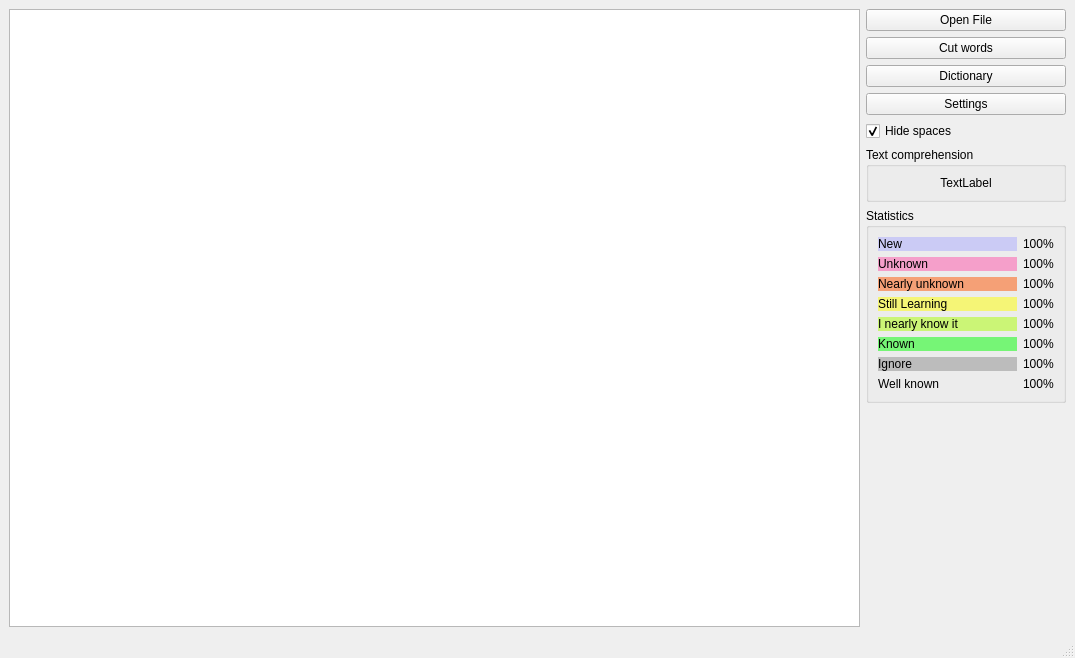
This is mainwindow.ui in 555oya/chinese-reader as Qt 5 draws it before an edit. The edited form follows.
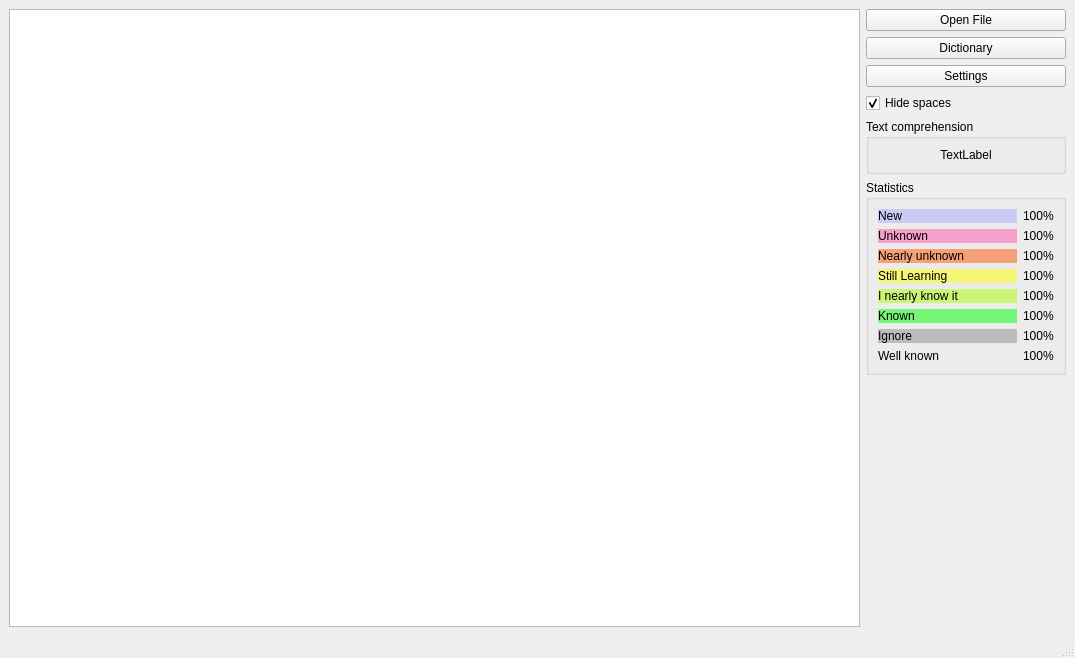
This is the edited form.

```diff
--- a/mainwindow.ui
+++ b/mainwindow.ui
@@ -27,14 +27,27 @@
     </sizepolicy>
    </property>
    <layout class="QGridLayout" name="gridLayout">
-    <item row="0" column="1">
-     <widget class="QPushButton" name="pushButton">
+    <item row="6" column="1">
+     <spacer name="verticalSpacer">
+      <property name="orientation">
+       <enum>Qt::Orientation::Vertical</enum>
+      </property>
+      <property name="sizeHint" stdset="0">
+       <size>
+        <width>20</width>
+        <height>512</height>
+       </size>
+      </property>
+     </spacer>
+    </item>
+    <item row="2" column="1">
+     <widget class="QPushButton" name="settingsButton">
       <property name="text">
-       <string>Open File</string>
+       <string>Settings</string>
       </property>
      </widget>
     </item>
-    <item row="5" column="1">
+    <item row="4" column="1">
      <widget class="QGroupBox" name="groupBox_2">
       <property name="title">
        <string>Text comprehension</string>
@@ -53,7 +66,17 @@
       </layout>
      </widget>
     </item>
-    <item row="6" column="1">
+    <item row="0" column="1">
+     <widget class="QPushButton" name="pushButton">
+      <property name="text">
+       <string>Open File</string>
+      </property>
+     </widget>
+    </item>
+    <item row="0" column="0" rowspan="7">
+     <widget class="QPlainTextEdit" name="textEdit"/>
+    </item>
+    <item row="5" column="1">
      <widget class="QGroupBox" name="groupBox">
       <property name="sizePolicy">
        <sizepolicy hsizetype="Fixed" vsizetype="Preferred">
@@ -310,33 +333,13 @@
      <widget class="QPlainTextEdit" name="textEdit"/>
     </item>
     <item row="1" column="1">
-     <widget class="QPushButton" name="pushButton_2">
-      <property name="text">
-       <string>Cut words</string>
-      </property>
-     </widget>
-    </item>
-    <item row="7" column="1">
-     <spacer name="verticalSpacer">
-      <property name="orientation">
-       <enum>Qt::Orientation::Vertical</enum>
-      </property>
-      <property name="sizeHint" stdset="0">
-       <size>
-        <width>20</width>
-        <height>512</height>
-       </size>
-      </property>
-     </spacer>
-    </item>
-    <item row="2" column="1">
      <widget class="QPushButton" name="dictionaryButton">
       <property name="text">
        <string>Dictionary</string>
       </property>
      </widget>
     </item>
-    <item row="4" column="1">
+    <item row="3" column="1">
      <widget class="QCheckBox" name="checkBoxHideSpaces">
       <property name="text">
        <string>Hide spaces</string>
@@ -346,13 +349,6 @@
       </property>
      </widget>
     </item>
-    <item row="3" column="1">
-     <widget class="QPushButton" name="settingsButton">
-      <property name="text">
-       <string>Settings</string>
-      </property>
-     </widget>
-    </item>
    </layout>
   </widget>
   <widget class="QStatusBar" name="statusbar"/>
```
Left out of the diff: 3 changed lines with no effect on the pictures.
